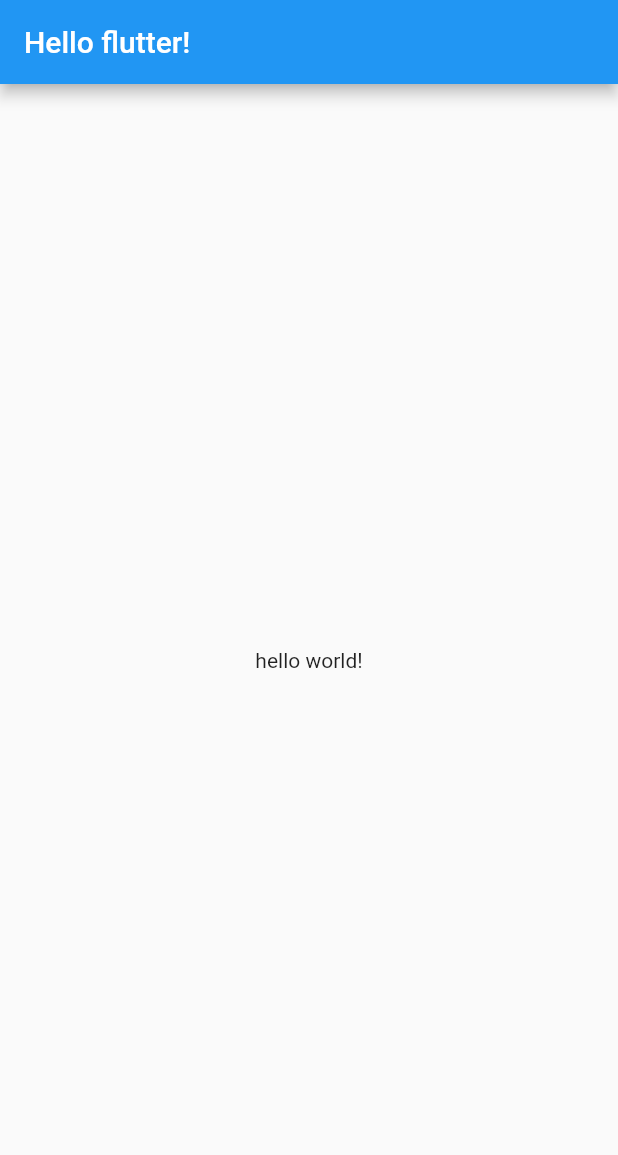
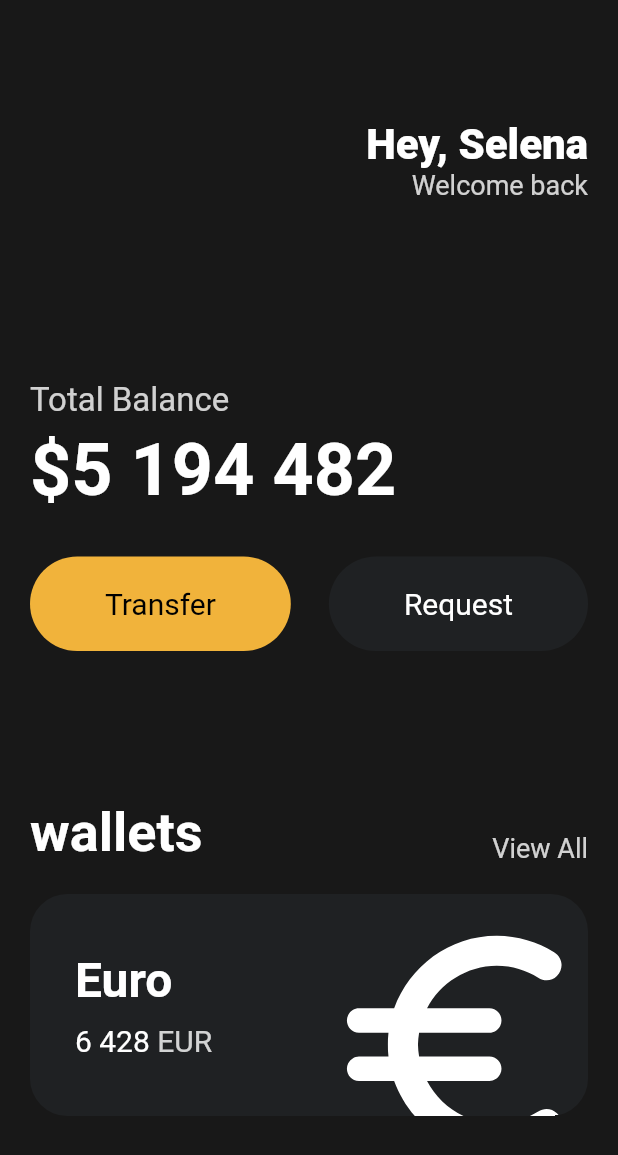
Before and after one commit to wjddns0122/exampleapp, a Flutter app: the screen it shows after launch, on a phone screen of 412 x 824 dp. Shown: the top 1155 px of the screen. Run offline on Flutter 3.47's test engine with Material 2 defaults, Android fonts, the phone set to English and light mode, and no system bars.

Commit message:
Reusable Cards

```diff
--- a/lib/main.dart
+++ b/lib/main.dart
@@ -1,22 +1,174 @@
 import 'package:flutter/material.dart';
+import 'package:test1/widgets/Button.dart';
 
 void main() {
-  runApp(App());
+  runApp(const App());
 }
 
 class App extends StatelessWidget {
+  const App({super.key});
+
   // cupertino app : ios , material : google
   @override
   Widget build(BuildContext context) {
     return MaterialApp(
       home: Scaffold(
-        appBar: AppBar(
-          title: Text('Hello flutter!'),
-        ),
-        body: Center(
-          child: Text("hello world!"),
-        ),
-      ),
+          backgroundColor: const Color(0xFF181818),
+          body: Padding(
+            padding: const EdgeInsets.symmetric(horizontal: 20),
+            child: Column(
+              crossAxisAlignment: CrossAxisAlignment.start,
+              children: [
+                const SizedBox(
+                  height: 80,
+                ),
+                Row(
+                  mainAxisAlignment: MainAxisAlignment.end,
+                  children: [
+                    Column(
+                      crossAxisAlignment: CrossAxisAlignment.end,
+                      children: const [
+                        Text(
+                          'Hey, Selena',
+                          style: TextStyle(
+                            color: Colors.white,
+                            fontSize: 28,
+                            fontWeight: FontWeight.w800,
+                          ),
+                        ),
+                        Text(
+                          'Welcome back',
+                          style: TextStyle(
+                              color: Color.fromRGBO(255, 255, 255, 0.8),
+                              fontSize: 18),
+                        ),
+                      ],
+                    )
+                  ],
+                ),
+                const SizedBox(
+                  height: 120,
+                ),
+                Text(
+                  'Total Balance',
+                  style: TextStyle(
+                      fontSize: 22, color: Colors.white.withOpacity(0.8)),
+                ),
+                const SizedBox(
+                  height: 5,
+                ),
+                const Text(
+                  '\$5 194 482',
+                  style: TextStyle(
+                      fontSize: 48,
+                      fontWeight: FontWeight.w600,
+                      color: Colors.white),
+                ),
+                const SizedBox(
+                  height: 30,
+                ),
+                Row(
+                  mainAxisAlignment: MainAxisAlignment.spaceBetween,
+                  children: const [
+                    Button(
+                        text: 'Transfer',
+                        bgColor: Color(0xFFF1B33B),
+                        textColor: Colors.black),
+                    Button(
+                      text: 'Request',
+                      bgColor: Color(
+                        0xFF1F2123,
+                      ),
+                      textColor: Colors.white,
+                    ),
+                  ],
+                ),
+                const SizedBox(
+                  height: 100,
+                ),
+                Row(
+                  crossAxisAlignment: CrossAxisAlignment.end,
+                  mainAxisAlignment: MainAxisAlignment.spaceBetween,
+                  children: [
+                    const Text(
+                      'wallets',
+                      style: TextStyle(
+                          color: Colors.white,
+                          fontSize: 36,
+                          fontWeight: FontWeight.w600),
+                    ),
+                    Text(
+                      'View All',
+                      style: TextStyle(
+                        color: Colors.white.withOpacity(0.8),
+                        fontSize: 18,
+                      ),
+                    ),
+                  ],
+                ),
+                const SizedBox(
+                  height: 20,
+                ),
+                Container(
+                    clipBehavior: Clip.hardEdge, // 넘치는 부분 사라짐
+                    decoration: BoxDecoration(
+                        color: const Color(0xFF1F2123),
+                        borderRadius: BorderRadius.circular(25)),
+                    child: Padding(
+                      padding: const EdgeInsets.all(30),
+                      child: Row(
+                        mainAxisAlignment: MainAxisAlignment.spaceBetween,
+                        children: [
+                          Column(
+                            crossAxisAlignment: CrossAxisAlignment.start,
+                            children: [
+                              const Text(
+                                'Euro',
+                                style: TextStyle(
+                                    color: Colors.white,
+                                    fontSize: 32,
+                                    fontWeight: FontWeight.w600),
+                              ),
+                              const SizedBox(
+                                height: 10,
+                              ),
+                              Row(
+                                children: [
+                                  const Text(
+                                    '6 428',
+                                    style: TextStyle(
+                                      color: Colors.white,
+                                      fontSize: 20,
+                                    ),
+                                  ),
+                                  const SizedBox(
+                                    width: 5,
+                                  ),
+                                  Text('EUR',
+                                      style: TextStyle(
+                                          color: Colors.white.withOpacity(0.8),
+                                          fontSize: 20)),
+                                ],
+                              ),
+                            ],
+                          ),
+                          Transform.scale(
+                            scale: 2.2,
+                            child: Transform.translate(
+                              offset: const Offset(-5, 12),
+                              child: const Icon(
+                                Icons.euro_rounded,
+                                color: Colors.white,
+                                size: 88,
+                              ),
+                            ),
+                          )
+                        ],
+                      ),
+                    )),
+              ],
+            ),
+          )),
     );
   }
 }
--- /dev/null
+++ b/lib/widgets/button.dart
@@ -0,0 +1,31 @@
+import 'package:flutter/material.dart';
+
+class Button extends StatelessWidget {
+  final String text;
+  final Color bgColor;
+  final Color textColor;
+
+  const Button(
+      {super.key,
+      required this.text,
+      required this.bgColor,
+      required this.textColor});
+
+  @override
+  Widget build(BuildContext context) {
+    return Container(
+      decoration: BoxDecoration(
+        color: bgColor,
+        borderRadius: BorderRadius.circular(45),
+      ),
+      child: Padding(
+        padding: const EdgeInsets.symmetric(vertical: 20, horizontal: 50),
+        child: Text(text,
+            style: TextStyle(
+              color: textColor,
+              fontSize: 20,
+            )),
+      ),
+    );
+  }
+}
```
